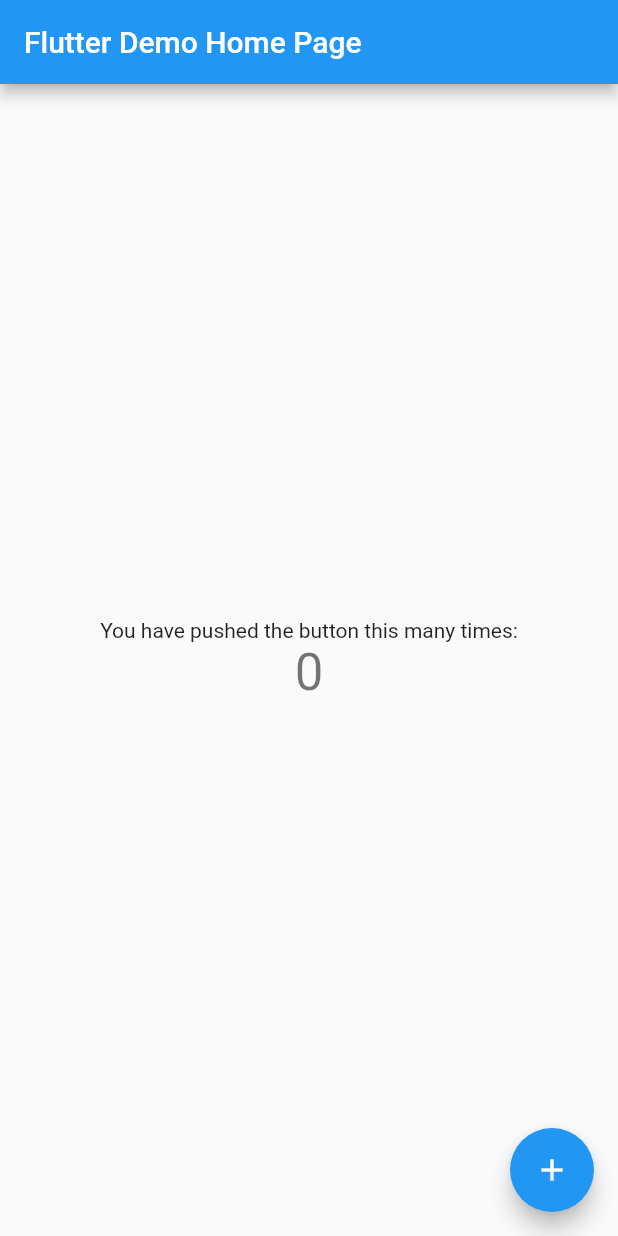
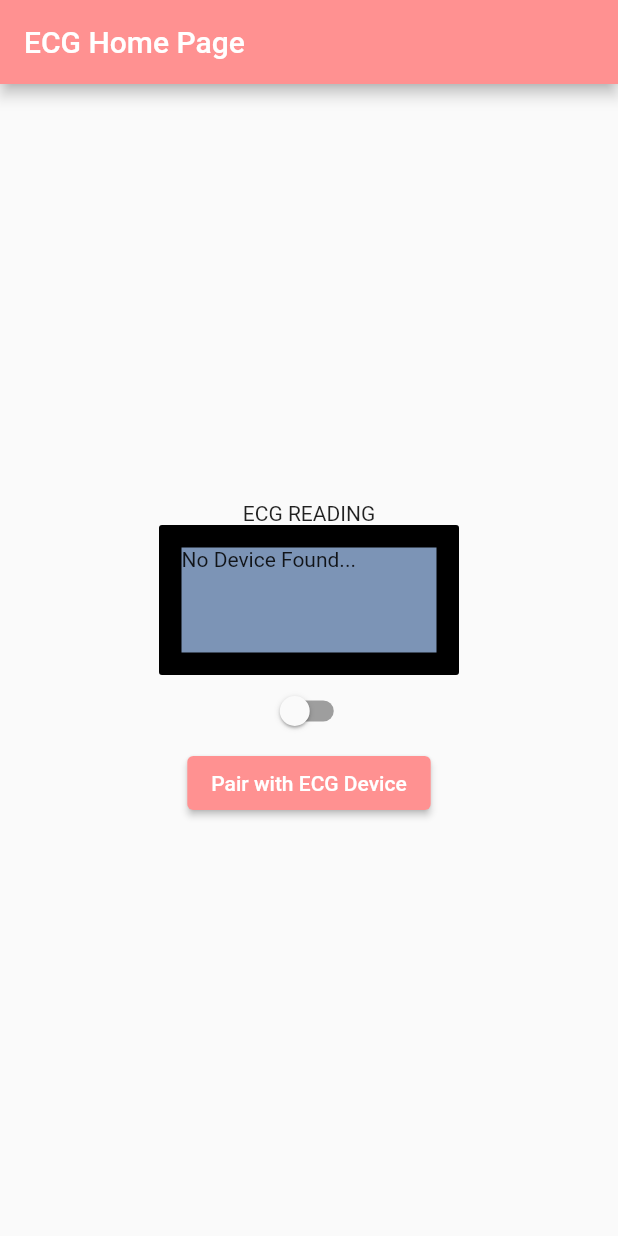
Before and after one commit to dylanvu/ECG-App, a Flutter app: the screen it shows after launch, on a phone screen of 412 x 824 dp. Run offline on Flutter 3.47's test engine with Material 2 defaults, Android fonts, the phone set to English and light mode, and no system bars.

Commit message:
homepage draft

```diff
--- a/lib/main.dart
+++ b/lib/main.dart
@@ -11,20 +11,15 @@ class MyApp extends StatelessWidget {
   @override
   Widget build(BuildContext context) {
     return MaterialApp(
-      title: 'Flutter Demo',
+      title: 'ECG App',
       theme: ThemeData(
-        // This is the theme of your application.
-        //
-        // Try running your application with "flutter run". You'll see the
-        // application has a blue toolbar. Then, without quitting the app, try
-        // changing the primarySwatch below to Colors.green and then invoke
-        // "hot reload" (press "r" in the console where you ran "flutter run",
-        // or simply save your changes to "hot reload" in a Flutter IDE).
-        // Notice that the counter didn't reset back to zero; the application
-        // is not restarted.
         primarySwatch: Colors.blue,
+
+        colorScheme: ColorScheme.fromSwatch().copyWith(
+          primary: const Color.fromARGB(255, 255, 145, 145),
+        ), // Color Scheme
       ),
-      home: const MyHomePage(title: 'Flutter Demo Home Page'),
+      home: const MyHomePage(title: 'ECG Home Page'),
     );
   }
 }
@@ -49,6 +44,7 @@ class MyHomePage extends StatefulWidget {
 
 class _MyHomePageState extends State<MyHomePage> {
   int _counter = 0;
+  bool switch_pressed = false;
 
   void _incrementCounter() {
     setState(() {
@@ -58,6 +54,12 @@ class _MyHomePageState extends State<MyHomePage> {
       // _counter without calling setState(), then the build method would not be
       // called again, and so nothing would appear to happen.
       _counter++;
+    });
+  }
+
+  void _switchClicked(bool value){
+    setState(() {
+      switch_pressed = false;
     });
   }
 
@@ -96,20 +98,37 @@ class _MyHomePageState extends State<MyHomePage> {
           mainAxisAlignment: MainAxisAlignment.center,
           children: <Widget>[
             const Text(
-              'You have pushed the button this many times:',
+              'ECG READING',
             ),
-            Text(
-              '$_counter',
-              style: Theme.of(context).textTheme.headline4,
+            Container(
+              decoration: BoxDecoration(
+                color: const Color(0xff7c94b6),
+                border: Border.all(
+                  width: 15,
+                ),
+                borderRadius: BorderRadius.circular(2),
+                shape: BoxShape.rectangle,
+              ),
+              width: 200,
+              height: 100,
+              child: Text('No Device Found...'),
+            ),
+            Switch(
+              activeColor: Colors.pink.shade50,
+              inactiveTrackColor: Colors.grey,
+              splashRadius: 25,
+              value: switch_pressed,
+              onChanged: _switchClicked,
+            ),
+            ElevatedButton(
+            onPressed: () {
+              print('Pairing Device!');
+            },
+            child: Text('Pair with ECG Device'),
             ),
           ],
         ),
       ),
-      floatingActionButton: FloatingActionButton(
-        onPressed: _incrementCounter,
-        tooltip: 'Increment',
-        child: const Icon(Icons.add),
-      ), // This trailing comma makes auto-formatting nicer for build methods.
     );
   }
 }
```
Also changed, not shown: pubspec.lock, 3 other files.
